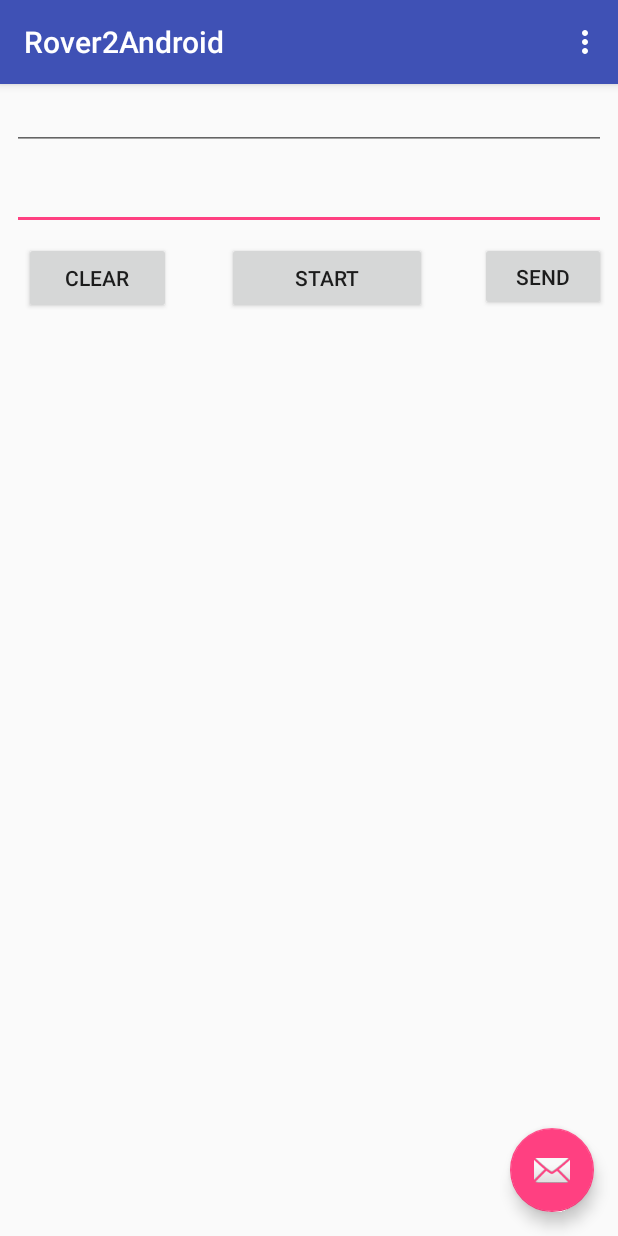
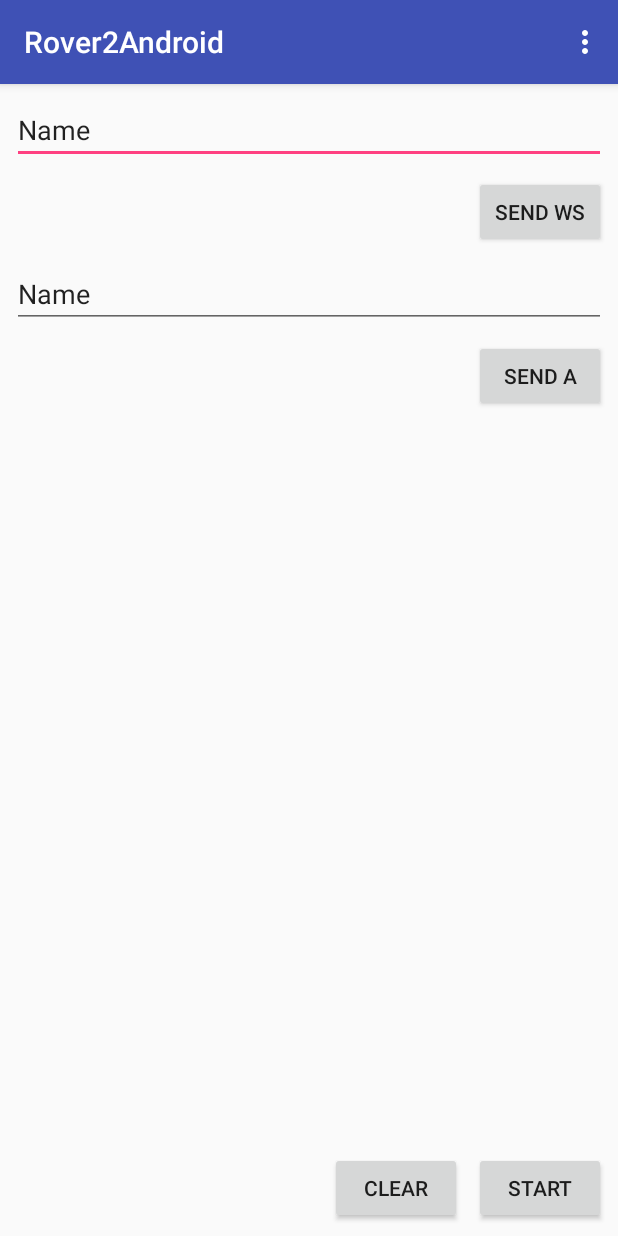
Before and after one commit to yonexbat/rover2, an Android app: the screen it shows after launch (MainActivity), on a phone screen of 412 x 824 dp. Run offline under Robolectric (Android 15) with nearby library versions, the phone set to English and light mode, and no system bars; libraries missing offline, so code that uses them is left out: com.felhr.usbserial.

Commit message:
added more files

```diff
--- a/Rover2Android/app/build.gradle
+++ b/Rover2Android/app/build.gradle
@@ -28,5 +28,6 @@ dependencies {
     compile 'com.android.support.constraint:constraint-layout:1.0.2'
     compile 'com.android.support:design:26.+'
     compile 'com.squareup.okhttp3:okhttp:3.9.0'
+    compile 'com.github.felHR85:UsbSerial:4.5.1'
     testCompile 'junit:junit:4.12'
 }
--- a/Rover2Android/app/src/main/AndroidManifest.xml
+++ b/Rover2Android/app/src/main/AndroidManifest.xml
@@ -3,6 +3,11 @@
           package="rover2.rover2android">
 
     <uses-permission android:name="android.permission.INTERNET" />
+    <uses-permission android:name="android.permission.CAMERA" />
+    <uses-feature android:name="android.hardware.usb.host"
+                  android:required="true"/>
+    <uses-feature android:name="android.hardware.camera" />
+    <uses-feature android:name="android.hardware.camera.autofocus" />
 
     <application
         android:allowBackup="true"
--- /dev/null
+++ b/Rover2Android/app/src/main/java/rover2/rover2android/Const.java
@@ -0,0 +1,6 @@
+package rover2.rover2android;
+
+
+public class Const {
+    public static final String TAG = "rower";
+}
--- /dev/null
+++ b/Rover2Android/app/src/main/java/rover2/rover2android/bridge/Bridge.java
@@ -0,0 +1,59 @@
+package rover2.rover2android.bridge;
+
+
+import java.nio.charset.StandardCharsets;
+
+import rover2.rover2android.MainActivity;
+import rover2.rover2android.serial.ISerialDataReceiver;
+import rover2.rover2android.serial.UsbSerial;
+import rover2.rover2android.websocket.IWebSocketReceiver;
+import rover2.rover2android.websocket.WebSocketClient;
+
+public class Bridge {
+
+    private MainActivity mainActivity;
+    private UsbSerial usbSerial = new UsbSerial();
+    private WebSocketClient webSocketClient;
+
+    public Bridge(){
+    }
+
+    public void onCreate(MainActivity mainActivity)
+    {
+        this.mainActivity = mainActivity;
+        this.usbSerial.onCreate(mainActivity, new ISerialDataReceiver() {
+            @Override
+            public void onReceivedData(String change) {
+                Bridge.this.mainActivity.output("Arduino: " + change);
+            }
+        });
+
+        this.webSocketClient = new WebSocketClient(new IWebSocketReceiver() {
+            @Override
+            public void log(String message) {
+                Bridge.this.mainActivity.output("WebSocket: " + message);
+            }
+
+            @Override
+            public void arduinoCommand(String message) {
+                Bridge.this.sendCommandToArduino(message);
+            }
+        });
+    }
+
+    public void start(){
+        this.webSocketClient.startSocketListener();
+    }
+
+    public void sendTextToWebsocket(String message)
+    {
+        this.webSocketClient.sendText(message);
+    }
+
+    public void sendCommandToArduino(String message)
+    {
+        byte[] data = message.getBytes(StandardCharsets.UTF_8);
+        this.usbSerial.write(data);
+    }
+
+}
--- /dev/null
+++ b/Rover2Android/app/src/main/java/rover2/rover2android/serial/ISerialDataReceiver.java
@@ -0,0 +1,6 @@
+package rover2.rover2android.serial;
+
+
+public interface ISerialDataReceiver {
+    void onReceivedData(String change);
+}
--- /dev/null
+++ b/Rover2Android/app/src/main/java/rover2/rover2android/serial/UsbSerial.java
@@ -0,0 +1,234 @@
+package rover2.rover2android.serial;
+
+import android.app.PendingIntent;
+import android.content.BroadcastReceiver;
+import android.content.Context;
+import android.content.Intent;
+import android.content.IntentFilter;
+import android.hardware.usb.UsbDevice;
+import android.hardware.usb.UsbDeviceConnection;
+import android.hardware.usb.UsbManager;
+import android.util.Log;
+
+import com.felhr.usbserial.CDCSerialDevice;
+import com.felhr.usbserial.UsbSerialDevice;
+import com.felhr.usbserial.UsbSerialInterface;
+
+
+import java.io.UnsupportedEncodingException;
+import java.util.HashMap;
+import java.util.Map;
+
+import rover2.rover2android.Const;
+
+public class UsbSerial {
+
+    private static final String ACTION_USB_READY = "com.felhr.connectivityservices.USB_READY";
+    private static final String ACTION_USB_ATTACHED = "android.hardware.usb.action.USB_DEVICE_ATTACHED";
+    private static final String ACTION_USB_DETACHED = "android.hardware.usb.action.USB_DEVICE_DETACHED";
+    public static final String ACTION_USB_NOT_SUPPORTED = "com.felhr.usbservice.USB_NOT_SUPPORTED";
+    public static final String ACTION_NO_USB = "com.felhr.usbservice.NO_USB";
+    public static final String ACTION_USB_PERMISSION_GRANTED = "com.felhr.usbservice.USB_PERMISSION_GRANTED";
+    public static final String ACTION_USB_PERMISSION_NOT_GRANTED = "com.felhr.usbservice.USB_PERMISSION_NOT_GRANTED";
+    public static final String ACTION_USB_DISCONNECTED = "com.felhr.usbservice.USB_DISCONNECTED";
+    private static final String ACTION_CDC_DRIVER_NOT_WORKING = "com.felhr.connectivityservices.ACTION_CDC_DRIVER_NOT_WORKING";
+    private static final String ACTION_USB_DEVICE_NOT_WORKING = "com.felhr.connectivityservices.ACTION_USB_DEVICE_NOT_WORKING";
+    private static final String ACTION_USB_PERMISSION = "com.android.example.USB_PERMISSION";
+    private static final int BAUD_RATE = 9600; // BaudRate. Change this value if you need
+
+    private UsbDevice device;
+    private UsbDeviceConnection connection;
+    private UsbSerialDevice serialPort;
+    private boolean serialPortConnected;
+    private Context context;
+    private UsbManager usbManager;
+
+    private final BroadcastReceiver usbReceiver = new BroadcastReceiver() {
+        @Override
+        public void onReceive(Context arg0, Intent arg1) {
+
+            //Permission granted by User
+            if (arg1.getAction().equals(ACTION_USB_PERMISSION)) {
+                boolean granted = arg1.getExtras().getBoolean(UsbManager.EXTRA_PERMISSION_GRANTED);
+                if (granted) // User accepted our USB connection. Try to open the device as a serial port
+                {
+                    Intent intent = new Intent(ACTION_USB_PERMISSION_GRANTED);
+                    arg0.sendBroadcast(intent);
+                    connection = usbManager.openDevice(device);
+                    new UsbSerial.ConnectionThread().start();
+                } else // User not accepted our USB connection. Send an Intent to the Main Activity
+                {
+                    Intent intent = new Intent(ACTION_USB_PERMISSION_NOT_GRANTED);
+                    arg0.sendBroadcast(intent);
+                }
+            }
+
+            //Usb Attached
+            else if (arg1.getAction().equals(ACTION_USB_ATTACHED)) {
+                if (!serialPortConnected)
+                    findSerialPortDevice(); // A USB device has been attached. Try to open it as a Serial port
+            }
+
+            //Usb Detached
+            else if (arg1.getAction().equals(ACTION_USB_DETACHED)) {
+                // Usb device was disconnected. send an intent to the Main Activity
+                Intent intent = new Intent(ACTION_USB_DISCONNECTED);
+                arg0.sendBroadcast(intent);
+                if (serialPortConnected) {
+                    serialPort.close();
+                }
+                serialPortConnected = false;
+            }
+        }
+    };
+    private ISerialDataReceiver receiver;
+    /*
+   *  Data received from serial port will be received here. Just populate onReceivedData with your code
+   *  In this particular example. byte stream is converted to String and send to UI thread to
+   *  be treated there.
+   */
+    private UsbSerialInterface.UsbReadCallback mCallback = new UsbSerialInterface.UsbReadCallback() {
+
+        @Override
+        public void onReceivedData(byte[] data) {
+            try {
+                String dataAsString = new String(data, "UTF-8");
+                if (receiver != null) {
+                    receiver.onReceivedData(dataAsString);
+                }
+            } catch (UnsupportedEncodingException e) {
+                e.printStackTrace();
+            }
+        }
+    };
+    private UsbSerialInterface.UsbCTSCallback ctsCallback = new UsbSerialInterface.UsbCTSCallback() {
+        @Override
+        public void onCTSChanged(boolean state) {
+            Log.i(Const.TAG, "onCTSChanged");
+        }
+    };
+    private UsbSerialInterface.UsbDSRCallback dsrCallback = new UsbSerialInterface.UsbDSRCallback() {
+        @Override
+        public void onDSRChanged(boolean state) {
+            Log.i(Const.TAG, "onDSRChanged");
+        }
+    };
+
+    public void onCreate(Context context, ISerialDataReceiver receiver) {
+        this.context = context;
+        this.receiver = receiver;
+        serialPortConnected = false;
+        setFilter();
+        usbManager = (UsbManager) context.getSystemService(Context.USB_SERVICE);
+        findSerialPortDevice();
+    }
+
+    private void setFilter() {
+        IntentFilter filter = new IntentFilter();
+        filter.addAction(ACTION_USB_PERMISSION);
+        filter.addAction(ACTION_USB_DETACHED);
+        filter.addAction(ACTION_USB_ATTACHED);
+        this.context.registerReceiver(usbReceiver, filter);
+    }
+
+    private void findSerialPortDevice() {
+
+        // This snippet will try to open the first encountered usb device connected, excluding usb root hubs
+        HashMap<String, UsbDevice> usbDevices = usbManager.getDeviceList();
+        if (!usbDevices.isEmpty()) {
+
+            boolean keep = true;
+            for (Map.Entry<String, UsbDevice> entry : usbDevices.entrySet()) {
+                device = entry.getValue();
+                int deviceVID = device.getVendorId();
+                int devicePID = device.getProductId();
+
+                if (deviceVID != 0x1d6b && (devicePID != 0x0001 && devicePID != 0x0002 && devicePID != 0x0003)) {
+                    // There is a device connected to our Android device. Try to open it as a Serial Port.
+                    requestUserPermission();
+                    keep = false;
+                } else {
+                    connection = null;
+                    device = null;
+                }
+
+                if (!keep)
+                    break;
+            }
+            if (!keep) {
+                // There is no USB devices connected (but usb host were listed). Send an intent to MainActivity.
+                Intent intent = new Intent(ACTION_NO_USB);
+                this.context.sendBroadcast(intent);
+            }
+        } else {
+            // There is no USB devices connected. Send an intent to MainActivity
+            Intent intent = new Intent(ACTION_NO_USB);
+            this.context.sendBroadcast(intent);
+        }
+    }
+
+    /*
+  * Request user permission. The response will be received in the BroadcastReceiver
+  */
+    private void requestUserPermission() {
+        PendingIntent mPendingIntent = PendingIntent.getBroadcast(context, 0, new Intent(ACTION_USB_PERMISSION), 0);
+        usbManager.requestPermission(device, mPendingIntent);
+    }
+
+    private class ConnectionThread extends Thread {
+        @Override
+        public void run() {
+            serialPort = UsbSerialDevice.createUsbSerialDevice(device, connection);
+            if (serialPort != null) {
+                if (serialPort.open()) {
+                    serialPortConnected = true;
+                    serialPort.setBaudRate(BAUD_RATE);
+                    serialPort.setDataBits(UsbSerialInterface.DATA_BITS_8);
+                    serialPort.setStopBits(UsbSerialInterface.STOP_BITS_1);
+                    serialPort.setParity(UsbSerialInterface.PARITY_NONE);
+
+                    /*
+                     * Current flow control Options:
+                     * UsbSerialInterface.FLOW_CONTROL_OFF
+                     * UsbSerialInterface.FLOW_CONTROL_RTS_CTS only for CP2102 and FT232
+                     * UsbSerialInterface.FLOW_CONTROL_DSR_DTR only for CP2102 and FT232
+                     */
+
+                    serialPort.setFlowControl(UsbSerialInterface.FLOW_CONTROL_OFF);
+                    serialPort.read(mCallback);
+                    serialPort.getCTS(ctsCallback);
+                    serialPort.getDSR(dsrCallback);
+                    //
+                    // Some Arduinos would need some sleep because firmware wait some time to know whether a new sketch is going
+                    // to be uploaded or not
+                    //Thread.sleep(2000); // sleep some. YMMV with different chips.
+
+                    // Everything went as expected. Send an intent to MainActivity
+                    Intent intent = new Intent(ACTION_USB_READY);
+                    context.sendBroadcast(intent);
+                } else {
+                    // Serial port could not be opened, maybe an I/O error or if CDC driver was chosen, it does not really fit
+                    // Send an Intent to Main Activity
+                    if (serialPort instanceof CDCSerialDevice) {
+                        Intent intent = new Intent(ACTION_CDC_DRIVER_NOT_WORKING);
+                        context.sendBroadcast(intent);
+                    } else {
+                        Intent intent = new Intent(ACTION_USB_DEVICE_NOT_WORKING);
+                        context.sendBroadcast(intent);
+                    }
+                }
+            } else {
+                // No driver for given device, even generic CDC driver could not be loaded
+                Intent intent = new Intent(ACTION_USB_NOT_SUPPORTED);
+                context.sendBroadcast(intent);
+            }
+        }
+    }
+
+    public void write(byte[] data) {
+        if (serialPort != null)
+        {
+            serialPort.write(data);
+        }
+    }
+}
--- /dev/null
+++ b/Rover2Android/app/src/main/java/rover2/rover2android/websocket/IWebSocketReceiver.java
@@ -0,0 +1,7 @@
+package rover2.rover2android.websocket;
+
+
+public interface IWebSocketReceiver {
+    public void log(String message);
+    public void arduinoCommand(String message);
+}
--- a/Rover2Android/app/src/main/res/layout/activity_main.xml
+++ b/Rover2Android/app/src/main/res/layout/activity_main.xml
@@ -23,12 +23,4 @@
 
     <include layout="@layout/content_main"/>
 
-    <android.support.design.widget.FloatingActionButton
-        android:id="@+id/fab"
-        android:layout_width="wrap_content"
-        android:layout_height="wrap_content"
-        android:layout_gravity="bottom|end"
-        android:layout_margin="@dimen/fab_margin"
-        app:srcCompat="@android:drawable/ic_dialog_email"/>
-
 </android.support.design.widget.CoordinatorLayout>
--- a/Rover2Android/app/src/main/res/layout/content_main.xml
+++ b/Rover2Android/app/src/main/res/layout/content_main.xml
@@ -11,86 +11,87 @@
     tools:layout_editor_absoluteY="81dp"
     tools:layout_editor_absoluteX="0dp">
 
-    <Button
-        android:id="@+id/buttonSend"
-        android:layout_width="84dp"
-        android:layout_height="46dp"
-        android:layout_marginEnd="8dp"
+    <EditText
+        android:id="@+id/editTextToWebsocket"
+        android:layout_width="0dp"
+        android:layout_height="wrap_content"
+        android:layout_marginLeft="8dp"
         android:layout_marginRight="8dp"
         android:layout_marginTop="8dp"
-        android:text="Send"
+        android:ems="10"
+        android:inputType="textPersonName"
+        android:text="Name"
+        app:layout_constraintLeft_toLeftOf="parent"
         app:layout_constraintRight_toRightOf="parent"
-        app:layout_constraintTop_toBottomOf="@+id/editTextSend"
-        tools:layout_editor_absoluteX="292dp"/>
+        app:layout_constraintTop_toTopOf="parent"/>
+
+    <Button
+        android:id="@+id/buttonSendToWebsocket"
+        android:layout_width="wrap_content"
+        android:layout_height="wrap_content"
+        android:layout_marginRight="8dp"
+        android:layout_marginTop="8dp"
+        android:text="Send WS"
+        app:layout_constraintRight_toRightOf="parent"
+        app:layout_constraintTop_toBottomOf="@+id/editTextToWebsocket"/>
+
+    <EditText
+        android:id="@+id/editTextSendToArduino"
+        android:layout_width="0dp"
+        android:layout_height="wrap_content"
+        android:layout_marginLeft="8dp"
+        android:layout_marginRight="8dp"
+        android:layout_marginTop="8dp"
+        android:ems="10"
+        android:inputType="textPersonName"
+        android:text="Name"
+        app:layout_constraintLeft_toLeftOf="parent"
+        app:layout_constraintRight_toRightOf="parent"
+        app:layout_constraintTop_toBottomOf="@+id/buttonSendToWebsocket"/>
+
+    <Button
+        android:id="@+id/buttonSendToArduino"
+        android:layout_width="wrap_content"
+        android:layout_height="wrap_content"
+        android:layout_marginRight="8dp"
+        android:layout_marginTop="8dp"
+        android:text="Send A"
+        app:layout_constraintRight_toRightOf="parent"
+        app:layout_constraintTop_toBottomOf="@+id/editTextSendToArduino"/>
 
     <TextView
-        android:id="@+id/textViewReceived"
+        android:id="@+id/textViewLog"
         android:layout_width="0dp"
         android:layout_height="0dp"
-        android:layout_marginEnd="8dp"
-        android:layout_marginRight="8dp"
-        android:layout_marginStart="8dp"
-        app:layout_constraintRight_toRightOf="parent"
-        app:layout_constraintBottom_toBottomOf="parent"
-        android:layout_marginBottom="8dp"
-        android:layout_marginLeft="8dp"
-        app:layout_constraintLeft_toLeftOf="parent"
-        android:layout_marginTop="8dp"
-        app:layout_constraintTop_toBottomOf="@+id/buttonSend"
-        app:layout_constraintHorizontal_bias="0.0"
-        app:layout_constraintVertical_bias="1.0"/>
-
-    <EditText
-        android:id="@+id/editTextSend"
-        android:layout_width="0dp"
-        android:layout_height="wrap_content"
-        android:layout_marginEnd="8dp"
+        android:layout_marginBottom="80dp"
         android:layout_marginLeft="8dp"
         android:layout_marginRight="8dp"
-        android:layout_marginStart="8dp"
         android:layout_marginTop="8dp"
-        android:ems="10"
-        android:inputType="text"
+        app:layout_constraintBottom_toBottomOf="parent"
         app:layout_constraintHorizontal_bias="0.0"
         app:layout_constraintLeft_toLeftOf="parent"
         app:layout_constraintRight_toRightOf="parent"
-        app:layout_constraintTop_toBottomOf="@+id/editTextAdress"/>
+        app:layout_constraintTop_toBottomOf="@+id/buttonSendToArduino"
+        app:layout_constraintVertical_bias="0.0"/>
 
     <Button
         android:id="@+id/buttonStart"
-        android:layout_width="133dp"
-        android:layout_height="48dp"
+        android:layout_width="wrap_content"
+        android:layout_height="wrap_content"
+        android:layout_marginBottom="8dp"
         android:layout_marginRight="8dp"
         android:text="Start"
-        app:layout_constraintRight_toLeftOf="@+id/buttonSend"
-        android:layout_marginTop="8dp"
-        app:layout_constraintTop_toBottomOf="@+id/editTextSend"
-        app:layout_constraintLeft_toRightOf="@+id/buttonClear"
-        android:layout_marginLeft="8dp"
-        app:layout_constraintHorizontal_bias="0.517"/>
-
-    <EditText
-        android:id="@+id/editTextAdress"
-        android:layout_width="0dp"
-        android:layout_height="44dp"
-        android:layout_marginLeft="8dp"
-        android:layout_marginRight="8dp"
-        android:scrollbars="vertical"
-        android:maxLines = "10000"
-        android:ems="10"
-        android:inputType="textPersonName"
-        app:layout_constraintLeft_toLeftOf="parent"
+        app:layout_constraintBottom_toBottomOf="parent"
         app:layout_constraintRight_toRightOf="parent"
-        tools:layout_editor_absoluteY="7dp"/>
+        />
 
     <Button
         android:id="@+id/buttonClear"
-        android:layout_width="98dp"
-        android:layout_height="48dp"
-        android:layout_marginLeft="16dp"
-        android:layout_marginTop="8dp"
+        android:layout_width="wrap_content"
+        android:layout_height="wrap_content"
+        android:layout_marginBottom="8dp"
+        android:layout_marginRight="8dp"
         android:text="Clear"
-        app:layout_constraintLeft_toLeftOf="parent"
-        app:layout_constraintTop_toBottomOf="@+id/editTextSend"/>
-
+        app:layout_constraintBottom_toBottomOf="parent"
+        app:layout_constraintRight_toLeftOf="@+id/buttonStart"/>
 </android.support.constraint.ConstraintLayout>
--- a/Rover2Android/build.gradle
+++ b/Rover2Android/build.gradle
@@ -15,6 +15,7 @@ buildscript {
 allprojects {
     repositories {
         jcenter()
+        maven { url "https://jitpack.io" }
     }
 }
 
```
Also changed, not shown: Rover2Android/app/src/main/java/rover2/rover2android/MainActivity.java (+30 -113 lines), Rover2Android/app/src/main/java/rover2/rover2android/websocket/WebSocketClient.java (added, +91 -0 lines).
